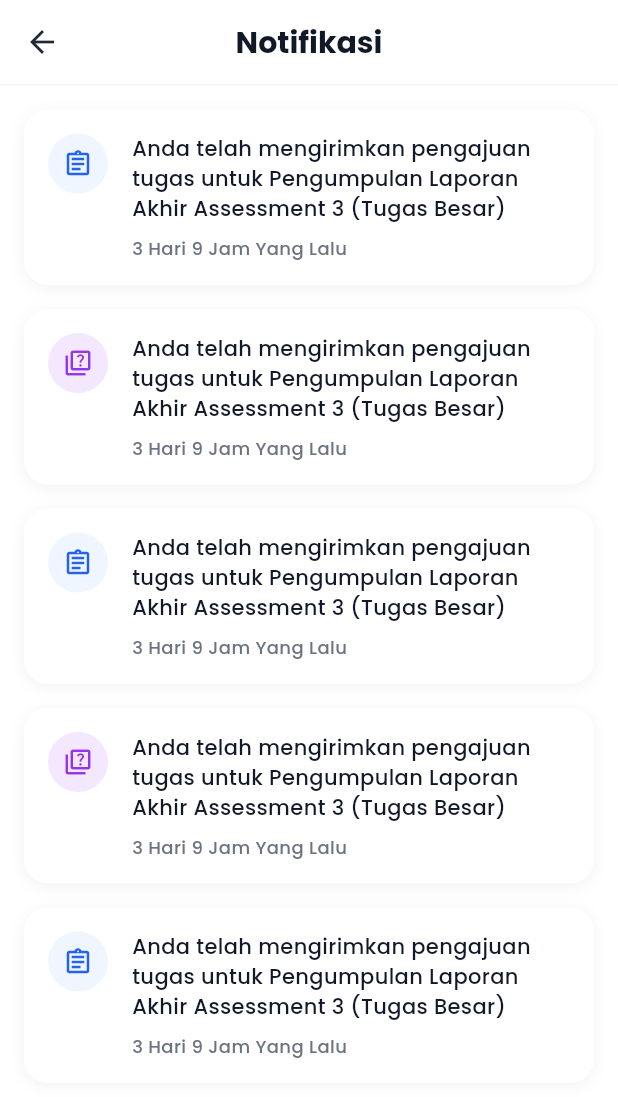
After one commit to wildanmaulidy/LMS-Project, a Flutter app: the NotifikasiScreen screen opened directly, on a phone screen of 412 x 824 dp. The commit adds this screen. Shown: the top 1097 px of the screen. Run offline on Flutter 3.47's test engine with Material 3 defaults, Android fonts, the phone set to English and light mode, and no system bars; our stand-ins replace google_fonts; network calls fail.

Commit message:
buat halaman notifikasi

```diff
--- a/lib/screens/home_screen.dart
+++ b/lib/screens/home_screen.dart
@@ -1,5 +1,6 @@
 import 'package:flutter/material.dart';
 import 'kelas_screen.dart';
+import 'notifikasi_screen.dart';
 
 class HomeScreen extends StatefulWidget {
   const HomeScreen({super.key});
@@ -552,6 +553,11 @@ class _HomeScreenState extends State<HomeScreen> {
           Navigator.of(context).push(
             MaterialPageRoute(builder: (context) => const KelasScreen()),
           );
+        } else if (index == 2) {
+          // Navigate to Notifikasi Screen
+          Navigator.of(context).push(
+            MaterialPageRoute(builder: (context) => const NotifikasiScreen()),
+          );
         } else {
           setState(() {
             _selectedIndex = index;
--- /dev/null
+++ b/lib/screens/notifikasi_screen.dart
@@ -0,0 +1,161 @@
+import 'package:flutter/material.dart';
+
+class NotifikasiScreen extends StatelessWidget {
+  const NotifikasiScreen({super.key});
+
+  @override
+  Widget build(BuildContext context) {
+    final notifications = [
+      NotificationItem(
+        icon: Icons.assignment_outlined,
+        iconBgColor: const Color(0xFFEFF6FF),
+        iconColor: const Color(0xFF2563EB),
+        message: 'Anda telah mengirimkan pengajuan tugas untuk Pengumpulan Laporan Akhir Assessment 3 (Tugas Besar)',
+        timeAgo: '3 Hari 9 Jam Yang Lalu',
+      ),
+      NotificationItem(
+        icon: Icons.quiz_outlined,
+        iconBgColor: const Color(0xFFF3E8FF),
+        iconColor: const Color(0xFF9333EA),
+        message: 'Anda telah mengirimkan pengajuan tugas untuk Pengumpulan Laporan Akhir Assessment 3 (Tugas Besar)',
+        timeAgo: '3 Hari 9 Jam Yang Lalu',
+      ),
+      NotificationItem(
+        icon: Icons.assignment_outlined,
+        iconBgColor: const Color(0xFFEFF6FF),
+        iconColor: const Color(0xFF2563EB),
+        message: 'Anda telah mengirimkan pengajuan tugas untuk Pengumpulan Laporan Akhir Assessment 3 (Tugas Besar)',
+        timeAgo: '3 Hari 9 Jam Yang Lalu',
+      ),
+      NotificationItem(
+        icon: Icons.quiz_outlined,
+        iconBgColor: const Color(0xFFF3E8FF),
+        iconColor: const Color(0xFF9333EA),
+        message: 'Anda telah mengirimkan pengajuan tugas untuk Pengumpulan Laporan Akhir Assessment 3 (Tugas Besar)',
+        timeAgo: '3 Hari 9 Jam Yang Lalu',
+      ),
+      NotificationItem(
+        icon: Icons.assignment_outlined,
+        iconBgColor: const Color(0xFFEFF6FF),
+        iconColor: const Color(0xFF2563EB),
+        message: 'Anda telah mengirimkan pengajuan tugas untuk Pengumpulan Laporan Akhir Assessment 3 (Tugas Besar)',
+        timeAgo: '3 Hari 9 Jam Yang Lalu',
+      ),
+    ];
+
+    return Scaffold(
+      backgroundColor: Colors.white,
+      appBar: AppBar(
+        backgroundColor: Colors.white,
+        elevation: 0,
+        leading: IconButton(
+          icon: const Icon(Icons.arrow_back, color: Color(0xFF1F2937)),
+          onPressed: () => Navigator.of(context).pop(),
+        ),
+        title: const Text(
+          'Notifikasi',
+          style: TextStyle(
+            fontSize: 20,
+            fontWeight: FontWeight.bold,
+            color: Color(0xFF111827),
+          ),
+        ),
+        centerTitle: true,
+        bottom: PreferredSize(
+          preferredSize: const Size.fromHeight(1),
+          child: Container(
+            color: const Color(0xFFF3F4F6),
+            height: 1,
+          ),
+        ),
+      ),
+      body: ListView.builder(
+        padding: const EdgeInsets.all(16),
+        itemCount: notifications.length,
+        itemBuilder: (context, index) {
+          return _buildNotificationCard(notifications[index]);
+        },
+      ),
+    );
+  }
+
+  Widget _buildNotificationCard(NotificationItem notification) {
+    return Container(
+      margin: const EdgeInsets.only(bottom: 16),
+      padding: const EdgeInsets.all(16),
+      decoration: BoxDecoration(
+        color: Colors.white,
+        borderRadius: BorderRadius.circular(16),
+        boxShadow: [
+          BoxShadow(
+            color: Colors.black.withValues(alpha: 0.05),
+            blurRadius: 8,
+            offset: const Offset(0, 2),
+          ),
+        ],
+      ),
+      child: Row(
+        crossAxisAlignment: CrossAxisAlignment.start,
+        children: [
+          // Icon container
+          Container(
+            width: 40,
+            height: 40,
+            decoration: BoxDecoration(
+              color: notification.iconBgColor,
+              shape: BoxShape.circle,
+            ),
+            child: Icon(
+              notification.icon,
+              size: 20,
+              color: notification.iconColor,
+            ),
+          ),
+          const SizedBox(width: 16),
+          // Content
+          Expanded(
+            child: Column(
+              crossAxisAlignment: CrossAxisAlignment.start,
+              children: [
+                Text(
+                  notification.message,
+                  style: const TextStyle(
+                    fontSize: 14,
+                    fontWeight: FontWeight.w500,
+                    color: Color(0xFF111827),
+                    height: 1.4,
+                  ),
+                ),
+                const SizedBox(height: 8),
+                Text(
+                  notification.timeAgo,
+                  style: const TextStyle(
+                    fontSize: 12,
+                    fontWeight: FontWeight.w500,
+                    color: Color(0xFF6B7280),
+                  ),
+                ),
+              ],
+            ),
+          ),
+        ],
+      ),
+    );
+  }
+}
+
+class NotificationItem {
+  final IconData icon;
+  final Color iconBgColor;
+  final Color iconColor;
+  final String message;
+  final String timeAgo;
+
+  NotificationItem({
+    required this.icon,
+    required this.iconBgColor,
+    required this.iconColor,
+    required this.message,
+    required this.timeAgo,
+  });
+}
```
